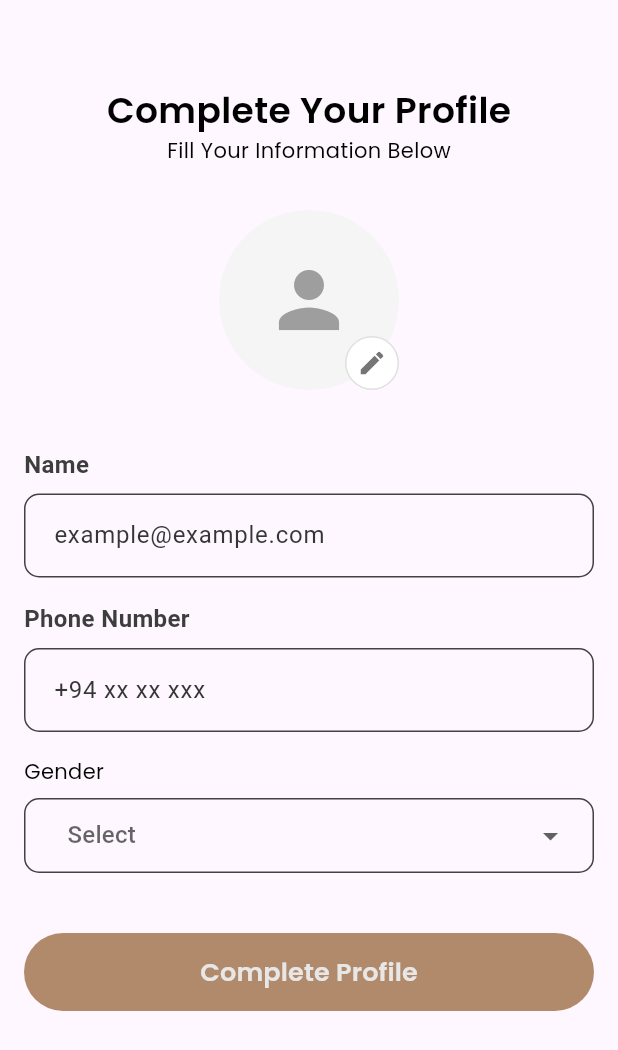
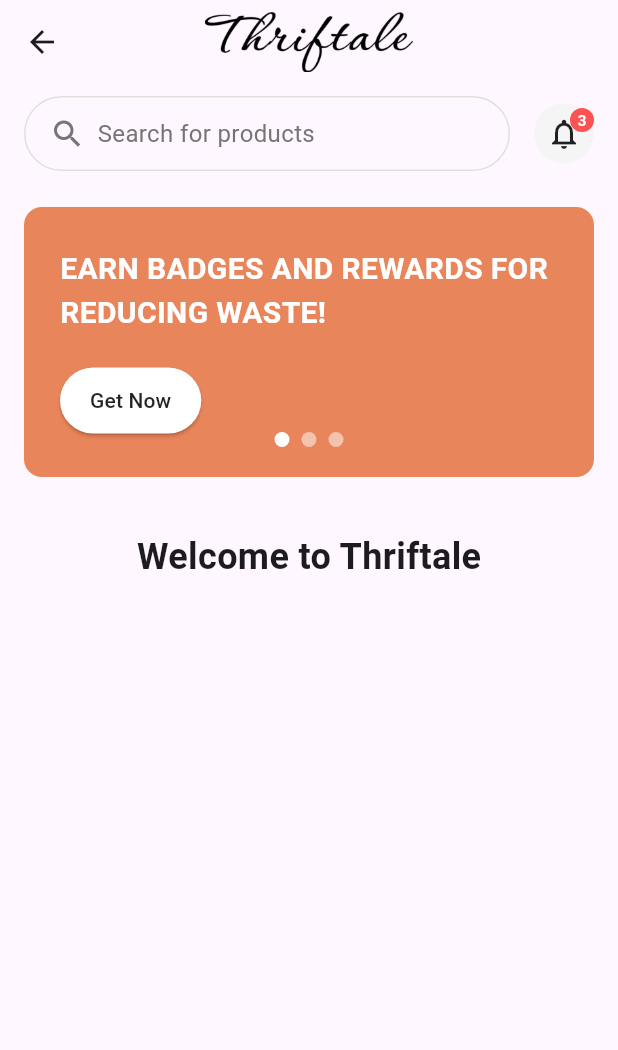
Before and after one commit to HasithFernando/MAD-Project, a Flutter app: the CompleteProfilePage screen opened directly, after a tap on "Complete Profile", on a phone screen of 412 x 824 dp. Shown: the top 1050 px of the screen. Run offline on Flutter 3.47's test engine with Material 3 defaults, Android fonts, the phone set to English and light mode, and no system bars; our stand-ins replace device_preview, firebase_core, google_fonts; accounts and stored records are empty.

Commit message:
create slider

```diff
--- a/lib/pages/complete_profile.dart
+++ b/lib/pages/complete_profile.dart
@@ -1,7 +1,9 @@
 import 'package:flutter/material.dart';
+import 'package:thriftale/pages/home.dart';
 import 'package:thriftale/utils/appColors.dart';
 import 'package:thriftale/utils/btn_text.dart';
 import 'package:thriftale/utils/lable_texts.dart';
+import 'package:thriftale/utils/pageNavigations.dart';
 import 'package:thriftale/utils/paragraph_texts.dart';
 import 'package:thriftale/widgets/custom_button.dart';
 import 'package:thriftale/widgets/custom_text.dart';
@@ -202,6 +204,7 @@ class _CompleteProfilePageState extends State<CompleteProfilePage> {
                         borderRadius: 100,
                         onPressed: () {
                           // Navigate to the next screen or complete registration
+                          NavigationUtils.frontNavigation(context, Home());
                         }),
                   ],
                 ),
--- /dev/null
+++ b/lib/pages/home.dart
@@ -0,0 +1,215 @@
+import 'package:flutter/material.dart';
+import 'package:thriftale/widgets/slider_widget.dart';
+
+class Home extends StatefulWidget {
+  const Home({super.key});
+
+  @override
+  State<Home> createState() => _HomeState();
+}
+
+class _HomeState extends State<Home> {
+  @override
+  Widget build(BuildContext context) {
+    // Create the slides list directly when it's used
+    final List<SlideModel> slides = [
+      SlideModel(
+        text: 'EARN BADGES AND REWARDS FOR REDUCING WASTE!',
+        buttonText: 'Get Now',
+        backgroundColor: const Color(0xFFE8855B),
+        onButtonTap: () => print('Button clicked for slide 1'),
+      ),
+      SlideModel(
+        text: 'SHOP PLANET-FRIENDLY PRODUCTS TODAY!',
+        buttonText: 'Get Now',
+        backgroundColor: const Color(0xFF4285F4),
+        onButtonTap: () => print('Button clicked for slide 2'),
+      ),
+      SlideModel(
+        text: 'JOIN OUR ECO-FRIENDLY COMMUNITY!',
+        buttonText: 'Learn More',
+        backgroundColor: const Color(0xFF34A853),
+        onButtonTap: () => print('Button clicked for slide 3'),
+      ),
+    ];
+
+    return Scaffold(
+      appBar: AppBar(
+        centerTitle: true,
+        title: Image.asset(
+          'assets/images/Thriftale.png',
+          height: 40, // Adjust height as needed
+        ),
+      ),
+      body: Column(
+        children: [
+          // Add the SearchNotificationWidget below the app bar
+          SearchNotificationWidget(
+            placeholder: "Search for products",
+            notificationCount: 3, // Set your notification count here
+            onSearchTap: () {
+              // Navigate to search screen or show search dialog
+              print('Search tapped');
+            },
+            onNotificationTap: () {
+              // Navigate to notifications screen
+              print('Notification tapped');
+            },
+          ),
+
+          // Add the AutoSlider widget here, after the search bar
+          Padding(
+            padding: const EdgeInsets.all(16.0),
+            child: AutoSlider(
+              slides: slides,
+              autoSlideDuration: const Duration(seconds: 3),
+              height: 180,
+            ),
+          ),
+
+          // Rest of your home screen content below
+          Expanded(
+            child: ListView(
+              children: [
+                // Your home screen content here
+                // For example: product listings, categories, etc.
+                const SizedBox(height: 20),
+                const Center(
+                  child: Text(
+                    "Welcome to Thriftale",
+                    style: TextStyle(
+                      fontSize: 24,
+                      fontWeight: FontWeight.bold,
+                    ),
+                  ),
+                ),
+                // Add more widgets as needed for your home screen
+              ],
+            ),
+          ),
+        ],
+      ),
+    );
+  }
+}
+
+// Include the SearchNotificationWidget class from your code
+class SearchNotificationWidget extends StatelessWidget {
+  final String placeholder;
+  final VoidCallback? onSearchTap;
+  final VoidCallback? onNotificationTap;
+  final int notificationCount;
+
+  const SearchNotificationWidget({
+    Key? key,
+    this.placeholder = "Search for products",
+    this.onSearchTap,
+    this.onNotificationTap,
+    this.notificationCount = 0,
+  }) : super(key: key);
+
+  @override
+  Widget build(BuildContext context) {
+    return Padding(
+      padding: const EdgeInsets.symmetric(horizontal: 16.0, vertical: 8.0),
+      child: Row(
+        children: [
+          // Search bar
+          Expanded(
+            child: GestureDetector(
+              onTap: onSearchTap,
+              child: Container(
+                padding: const EdgeInsets.symmetric(horizontal: 16.0),
+                height: 50,
+                decoration: BoxDecoration(
+                  border: Border.all(color: Colors.grey.shade300),
+                  borderRadius: BorderRadius.circular(25.0),
+                ),
+                child: Row(
+                  children: [
+                    Icon(Icons.search, color: Colors.grey.shade600),
+                    const SizedBox(width: 8.0),
+                    Text(
+                      placeholder,
+                      style: TextStyle(
+                        color: Colors.grey.shade600,
+                        fontSize: 16.0,
+                      ),
+                    ),
+                  ],
+                ),
+              ),
+            ),
+          ),
+
+          const SizedBox(width: 16.0),
+
+          // Notification bell
+          NotificationBellWidget(
+            count: notificationCount,
+            onTap: onNotificationTap,
+          ),
+        ],
+      ),
+    );
+  }
+}
+
+class NotificationBellWidget extends StatelessWidget {
+  final int count;
+  final VoidCallback? onTap;
+
+  const NotificationBellWidget({
+    Key? key,
+    this.count = 0,
+    this.onTap,
+  }) : super(key: key);
+
+  @override
+  Widget build(BuildContext context) {
+    return GestureDetector(
+      onTap: onTap,
+      child: Stack(
+        alignment: Alignment.center,
+        children: [
+          Container(
+            padding: const EdgeInsets.all(8.0),
+            decoration: BoxDecoration(
+              shape: BoxShape.circle,
+              color: Colors.grey.shade100,
+            ),
+            child: const Icon(
+              Icons.notifications_outlined,
+              size: 24.0,
+            ),
+          ),
+          if (count > 0)
+            Positioned(
+              right: 0,
+              top: 0,
+              child: Container(
+                padding: const EdgeInsets.all(4.0),
+                decoration: const BoxDecoration(
+                  shape: BoxShape.circle,
+                  color: Colors.redAccent,
+                ),
+                constraints: const BoxConstraints(
+                  minWidth: 16,
+                  minHeight: 16,
+                ),
+                child: Text(
+                  count > 9 ? '9+' : count.toString(),
+                  style: const TextStyle(
+                    color: Colors.white,
+                    fontSize: 10,
+                    fontWeight: FontWeight.bold,
+                  ),
+                  textAlign: TextAlign.center,
+                ),
+              ),
+            ),
+        ],
+      ),
+    );
+  }
+}
--- a/lib/pages/signin_page.dart
+++ b/lib/pages/signin_page.dart
@@ -37,7 +37,7 @@ class _SigninPageState extends State<SigninPage> {
                       child: Column(
                         children: [
                           CustomText(
-                              text: 'Signin',
+                              text: 'Sign in',
                               color: AppColors.black,
                               fontSize: LableTexts.startLable,
                               fontWeight: FontWeight.w600),
--- /dev/null
+++ b/lib/widgets/Search_Notification_Widget.dart
@@ -0,0 +1,125 @@
+import 'package:flutter/material.dart';
+
+class SearchNotificationWidget extends StatelessWidget {
+  final String placeholder;
+  final VoidCallback? onNotificationTap;
+  final int notificationCount;
+  final TextEditingController? controller;
+  final ValueChanged<String>? onSearchChanged;
+  final VoidCallback? onSearchSubmitted;
+
+  const SearchNotificationWidget({
+    Key? key,
+    this.placeholder = "Search for products",
+    this.onNotificationTap,
+    this.notificationCount = 0,
+    this.controller,
+    this.onSearchChanged,
+    this.onSearchSubmitted,
+  }) : super(key: key);
+
+  @override
+  Widget build(BuildContext context) {
+    return Padding(
+      padding: const EdgeInsets.symmetric(horizontal: 16.0, vertical: 8.0),
+      child: Row(
+        children: [
+          // Real search TextField
+          Expanded(
+            child: Container(
+              height: 50,
+              decoration: BoxDecoration(
+                border: Border.all(color: Colors.grey.shade300),
+                borderRadius: BorderRadius.circular(25.0),
+              ),
+              child: TextField(
+                controller: controller,
+                onChanged: onSearchChanged,
+                onSubmitted: onSearchSubmitted != null
+                    ? (_) => onSearchSubmitted!()
+                    : null,
+                decoration: InputDecoration(
+                  hintText: placeholder,
+                  hintStyle: TextStyle(
+                    color: Colors.grey.shade600,
+                    fontSize: 16.0,
+                  ),
+                  prefixIcon: Icon(Icons.search, color: Colors.grey.shade600),
+                  border: InputBorder.none,
+                  contentPadding: const EdgeInsets.symmetric(vertical: 15.0),
+                ),
+              ),
+            ),
+          ),
+
+          const SizedBox(width: 16.0),
+
+          // Notification bell
+          NotificationBellWidget(
+            count: notificationCount,
+            onTap: onNotificationTap,
+          ),
+        ],
+      ),
+    );
+  }
+}
+
+class NotificationBellWidget extends StatelessWidget {
+  final int count;
+  final VoidCallback? onTap;
+
+  const NotificationBellWidget({
+    Key? key,
+    this.count = 0,
+    this.onTap,
+  }) : super(key: key);
+
+  @override
+  Widget build(BuildContext context) {
+    return GestureDetector(
+      onTap: onTap,
+      child: Stack(
+        alignment: Alignment.center,
+        children: [
+          Container(
+            padding: const EdgeInsets.all(8.0),
+            decoration: BoxDecoration(
+              shape: BoxShape.circle,
+              color: Colors.grey.shade100,
+            ),
+            child: const Icon(
+              Icons.notifications_outlined,
+              size: 24.0,
+            ),
+          ),
+          if (count > 0)
+            Positioned(
+              right: 0,
+              top: 0,
+              child: Container(
+                padding: const EdgeInsets.all(4.0),
+                decoration: const BoxDecoration(
+                  shape: BoxShape.circle,
+                  color: Colors.redAccent,
+                ),
+                constraints: const BoxConstraints(
+                  minWidth: 16,
+                  minHeight: 16,
+                ),
+                child: Text(
+                  count > 9 ? '9+' : count.toString(),
+                  style: const TextStyle(
+                    color: Colors.white,
+                    fontSize: 10,
+                    fontWeight: FontWeight.bold,
+                  ),
+                  textAlign: TextAlign.center,
+                ),
+              ),
+            ),
+        ],
+      ),
+    );
+  }
+}
--- /dev/null
+++ b/lib/widgets/slider_widget.dart
@@ -0,0 +1,192 @@
+import 'dart:async';
+import 'package:flutter/material.dart';
+
+/// A slide model class to hold the data for each slide
+class SlideModel {
+  final String text;
+  final String buttonText;
+  final Color backgroundColor;
+  final VoidCallback onButtonTap;
+
+  SlideModel({
+    required this.text,
+    this.buttonText = 'Get Now',
+    required this.backgroundColor,
+    required this.onButtonTap,
+  });
+}
+
+/// The AutoSlider widget that displays slides and auto-rotates them
+class AutoSlider extends StatefulWidget {
+  /// List of slides to display
+  final List<SlideModel> slides;
+
+  /// Duration between automatic transitions
+  final Duration autoSlideDuration;
+
+  /// Height of the slider
+  final double height;
+
+  /// Constructor for AutoSlider
+  const AutoSlider({
+    Key? key,
+    required this.slides,
+    this.autoSlideDuration = const Duration(seconds: 3),
+    this.height = 200,
+  }) : super(key: key);
+
+  @override
+  State<AutoSlider> createState() => _AutoSliderState();
+}
+
+class _AutoSliderState extends State<AutoSlider> {
+  late PageController _pageController;
+  int _currentPage = 0;
+  Timer? _timer;
+
+  @override
+  void initState() {
+    super.initState();
+    _pageController = PageController(initialPage: 0);
+    _startAutoSlide();
+  }
+
+  @override
+  void dispose() {
+    _pageController.dispose();
+    _timer?.cancel();
+    super.dispose();
+  }
+
+  void _startAutoSlide() {
+    _timer = Timer.periodic(widget.autoSlideDuration, (timer) {
+      if (_currentPage < widget.slides.length - 1) {
+        _currentPage++;
+      } else {
+        _currentPage = 0;
+      }
+
+      if (_pageController.hasClients) {
+        _pageController.animateToPage(
+          _currentPage,
+          duration: const Duration(milliseconds: 500),
+          curve: Curves.easeInOut,
+        );
+      }
+    });
+  }
+
+  @override
+  Widget build(BuildContext context) {
+    return Container(
+      height: widget.height,
+      decoration: BoxDecoration(
+        borderRadius: BorderRadius.circular(12),
+      ),
+      child: ClipRRect(
+        borderRadius: BorderRadius.circular(12),
+        child: Stack(
+          children: [
+            // Page View for slides
+            PageView.builder(
+              controller: _pageController,
+              onPageChanged: (index) {
+                setState(() {
+                  _currentPage = index;
+                });
+              },
+              itemCount: widget.slides.length,
+              itemBuilder: (context, index) {
+                return SlideContent(
+                  slideModel: widget.slides[index],
+                );
+              },
+            ),
+
+            // Dot indicators
+            Positioned(
+              bottom: 20,
+              left: 0,
+              right: 0,
+              child: Row(
+                mainAxisAlignment: MainAxisAlignment.center,
+                children: List.generate(
+                  widget.slides.length,
+                  (index) => _buildDotIndicator(index),
+                ),
+              ),
+            ),
+          ],
+        ),
+      ),
+    );
+  }
+
+  Widget _buildDotIndicator(int index) {
+    return GestureDetector(
+      onTap: () {
+        _pageController.animateToPage(
+          index,
+          duration: const Duration(milliseconds: 500),
+          curve: Curves.easeInOut,
+        );
+      },
+      child: Container(
+        margin: const EdgeInsets.symmetric(horizontal: 4),
+        width: 10,
+        height: 10,
+        decoration: BoxDecoration(
+          shape: BoxShape.circle,
+          color: _currentPage == index
+              ? Colors.white
+              : Colors.white.withOpacity(0.5),
+        ),
+      ),
+    );
+  }
+}
+
+/// Individual slide content widget
+class SlideContent extends StatelessWidget {
+  final SlideModel slideModel;
+
+  const SlideContent({
+    Key? key,
+    required this.slideModel,
+  }) : super(key: key);
+
+  @override
+  Widget build(BuildContext context) {
+    return Container(
+      color: slideModel.backgroundColor,
+      padding: const EdgeInsets.all(24),
+      child: Column(
+        crossAxisAlignment: CrossAxisAlignment.start,
+        mainAxisAlignment: MainAxisAlignment.center,
+        children: [
+          Text(
+            slideModel.text,
+            style: const TextStyle(
+              fontSize: 20,
+              fontWeight: FontWeight.bold,
+              color: Colors.white,
+            ),
+          ),
+          const SizedBox(height: 20),
+          ElevatedButton(
+            onPressed: slideModel.onButtonTap,
+            style: ElevatedButton.styleFrom(
+              backgroundColor: Colors.white,
+              foregroundColor: Colors.black87,
+              padding: const EdgeInsets.symmetric(horizontal: 20, vertical: 12),
+              shape: RoundedRectangleBorder(
+                borderRadius: BorderRadius.circular(30),
+              ),
+            ),
+            child: Text(slideModel.buttonText),
+          ),
+        ],
+      ),
+    );
+  }
+}
```
Also changed, not shown: assets/images/Thriftale.png (added), 4 other files.
